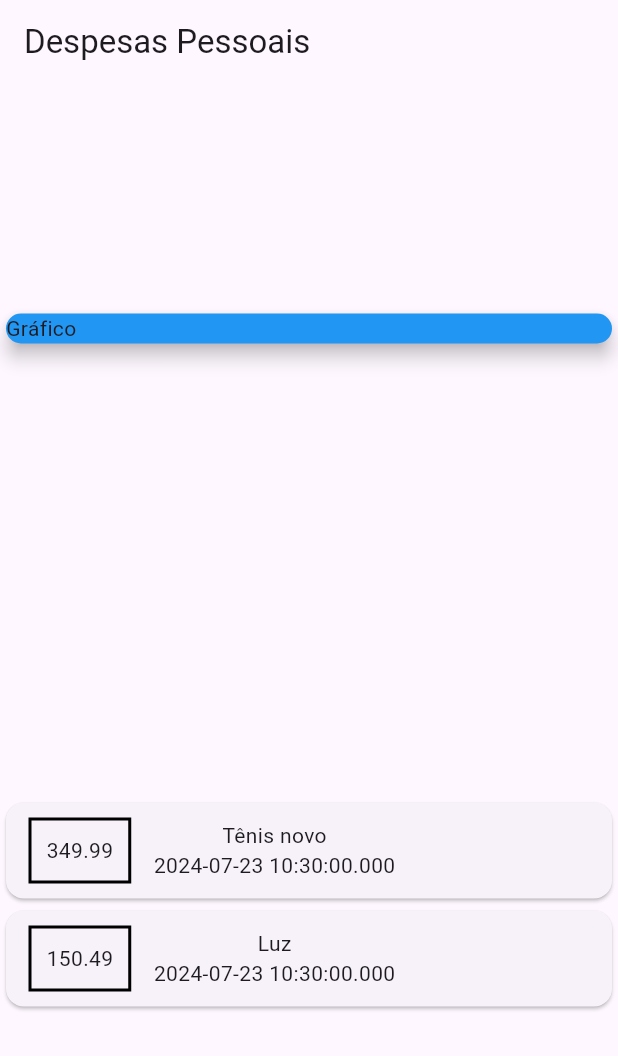
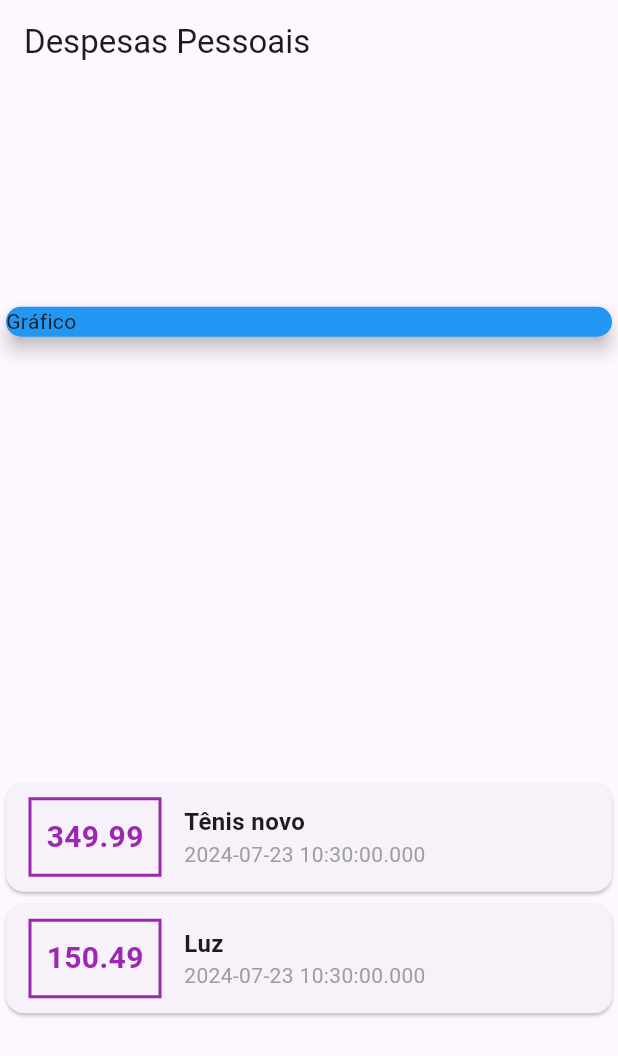
Before and after one commit to elias-ssouza/expenses_1.0, a Flutter app: the screen it shows after launch, on a phone screen of 412 x 824 dp. Shown: the top 1056 px of the screen. Run offline on Flutter 3.47's test engine with Material 3 defaults, Android fonts, the phone set to English and light mode, and no system bars.

Commit message:
estilização do texto e da data

```diff
--- a/lib/main.dart
+++ b/lib/main.dart
@@ -49,19 +49,32 @@ class ExpensesApp extends StatelessWidget {
                         ),
                         decoration: BoxDecoration(
                           border: Border.all(
-                            color: Colors.black,
+                            color: Colors.purple,
                             width: 2,
                           )
                         ),
                         padding: EdgeInsets.all(10),
                         child: Text(
                           tr.value.toString(),
+                          style: TextStyle(
+                            fontWeight: FontWeight.bold,
+                            fontSize: 20,
+                            color: Colors.purple
+                          ),
                           ),
                         ),
                         Column(
+                          crossAxisAlignment: CrossAxisAlignment.start,
                           children:<Widget> [
-                            Text(tr.title),
+                            Text(tr.title,
+                            style: TextStyle(fontSize: 16,
+                            fontWeight: FontWeight.bold,
+                            ),
+                          ),
                             Text(tr.date.toString(),
+                            style: TextStyle(
+                              color: Colors.grey,
+                            ),
                             ),
                           ],
                         )
```
